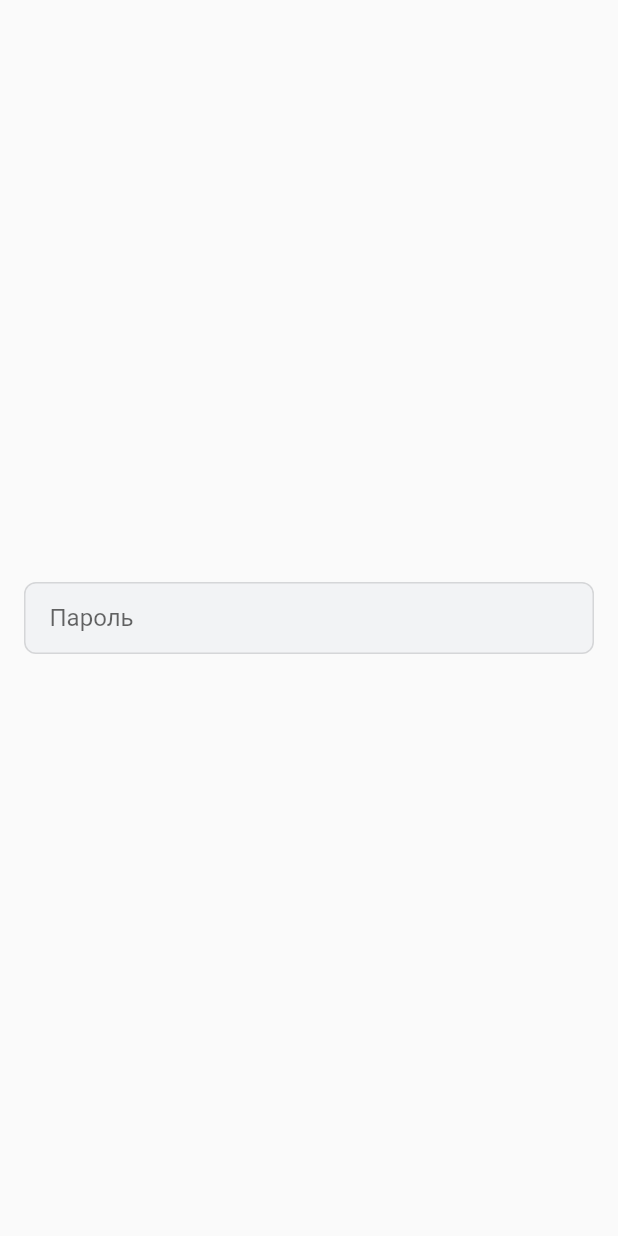
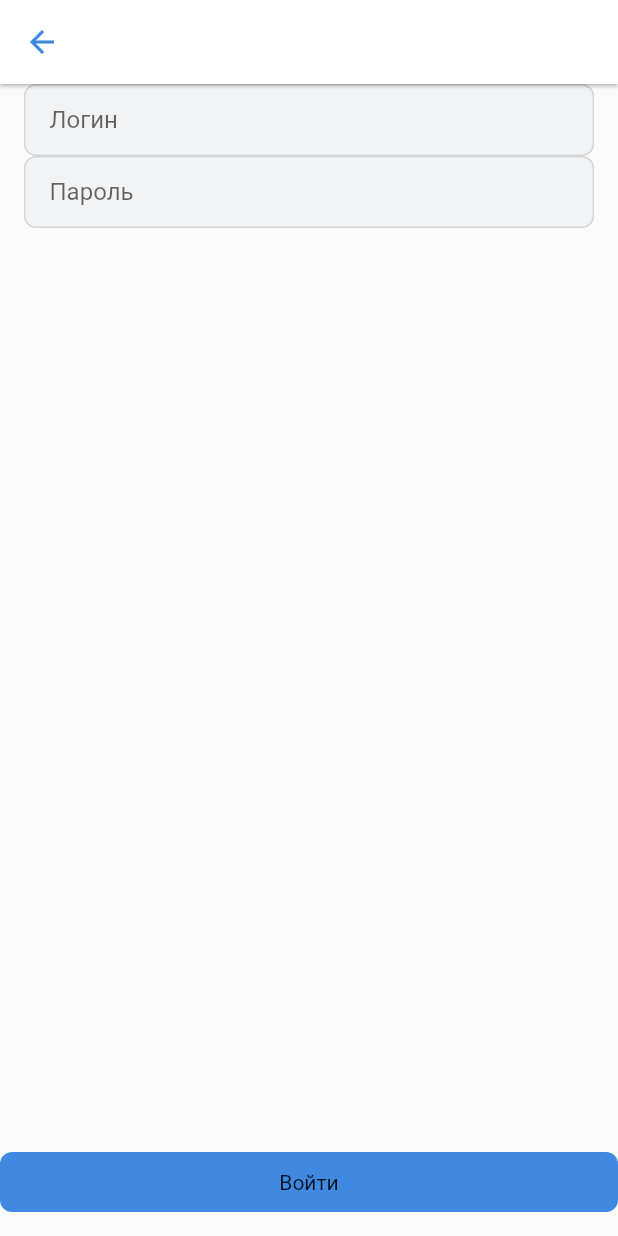
Before and after one commit to semgoSE/diary-school, a Flutter app: the screen it shows after launch, after a tap on "Вход", on a phone screen of 412 x 824 dp. Run offline on Flutter 3.47's test engine with Material 2 defaults, Android fonts, the phone set to English and light mode, and no system bars; our stand-ins replace flutter_redux, flutter_svg, hexcolor, redux, shared_preferences.

Commit message:
theme by AppBar

```diff
--- a/lib/components/colors.dart
+++ b/lib/components/colors.dart
@@ -3,6 +3,12 @@ import 'package:flutter/material.dart';
 class LightTheme {
   //Accent Color
   Color accent = Color(0xFF3f8ae0);
+
+  //appBar
+  Map<String, Color> header = {
+    "header_background": Color(0xFFffffff),
+    "header_tex": Color(0xFF000000)
+  };
 
   //Button
   Map<String, Color> button = {
@@ -45,6 +51,12 @@ class DarkTheme {
   //Accent Color
   Color accent = Color(0xFF71aaeb);
 
+  //appBar
+  Map<String, Color> header = {
+    "header_background": Color(0xFF19191a),
+    "header_tex": Color(0xFFe1e3e6)
+  };
+
   //Button
   Map<String, Color> button = {
     "button_bot_shadow": Color(0xFF19191a),
--- a/lib/main.dart
+++ b/lib/main.dart
@@ -1,7 +1,9 @@
+import 'package:diary_app/components/colors.dart';
 import 'package:diary_app/redux/redux.dart';
 import 'package:diary_app/views/start_page.dart';
 import 'package:flutter/material.dart';
 import 'package:flutter_redux/flutter_redux.dart';
+import 'package:hexcolor/hexcolor.dart';
 import 'package:redux/redux.dart';
 import 'views/authentication/login.dart';
 import 'views/root/bottom_navigation_panel.dart';
@@ -9,10 +11,30 @@ import 'views/root/bottom_navigation_panel.dart';
 void main() async {
   final store =
       new Store<StateStore>(appReducers, initialState: new StateStore());
+
+  ThemeData theme = new ThemeData();
+  var colors;
+
+  if (store.state.theme == "light") {
+    colors = LightTheme();
+  } else {
+    colors = DarkTheme();
+  }
+
+  theme = ThemeData(
+      appBarTheme: AppBarTheme(
+          color: colors.header['header_text'],
+          elevation: 1,
+          foregroundColor: colors.header['header_text'],
+          iconTheme: IconThemeData(color: colors.accent),
+          backgroundColor: colors.header["header_background"],
+          toolbarTextStyle: TextStyle(color: colors.header['header_text']),
+          titleTextStyle: TextStyle(color: colors.header['header_text'])));
+
   runApp(StoreProvider(
     store: store,
     child: MaterialApp(
-      theme: ThemeData(),
+      theme: theme,
       initialRoute: "/",
       debugShowCheckedModeBanner: false,
       routes: <String, WidgetBuilder>{
--- a/lib/views/authentication/login.dart
+++ b/lib/views/authentication/login.dart
@@ -1,3 +1,4 @@
+import 'package:diary_app/components/button.dart';
 import 'package:diary_app/components/input.dart';
 import 'package:flutter/cupertino.dart';
 import 'package:flutter/material.dart';
@@ -11,16 +12,31 @@ class _LoginState extends State<Login> {
   @override
   Widget build(BuildContext context) {
     return Scaffold(
+        appBar: AppBar(
+          title: Text("Вход"),
+        ),
         body: Container(
           child: Column(
             mainAxisAlignment: MainAxisAlignment.center,
             children: [
+              Expanded(
+                  child: Column(children: [
+                Container(
+                  child: Input(
+                    hint: "Логин",
+                  ),
+                  padding: EdgeInsets.symmetric(horizontal: 16),
+                ),
                 Container(
                   child: Input(
                     hint: "Пароль",
                   ),
                   padding: EdgeInsets.symmetric(horizontal: 16),
-          )
+                ),
+              ])),
+              Container(
+                  child: MyButton(child: Text("Войти"), mode: "commerce"),
+                  padding: EdgeInsets.only(bottom: 16))
             ],
           ),
         ));
--- a/lib/views/start_page.dart
+++ b/lib/views/start_page.dart
@@ -6,7 +6,7 @@ class StartPage extends StatelessWidget {
   Widget build(BuildContext context) {
     return Container(
       width: double.infinity,
-      padding: EdgeInsets.symmetric(horizontal: 16.0),
+      padding: EdgeInsets.symmetric(horizontal: 16.0, vertical: 12),
       child: Column(
         mainAxisAlignment: MainAxisAlignment.center,
         children: [
```
Also changed, not shown: asset/logo.png (added). Lines whose indentation alone changed are shown as unchanged.
